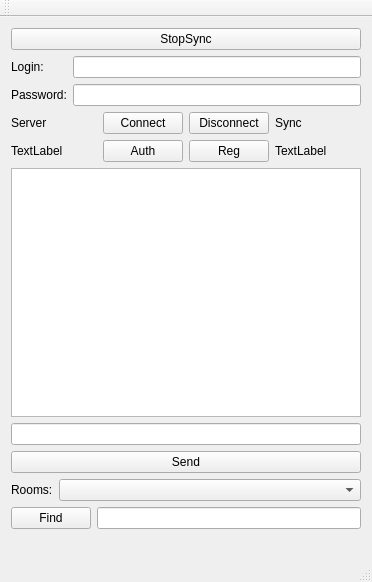
Old version of the form mainwindow.ui in the repository witness449/MyClient.
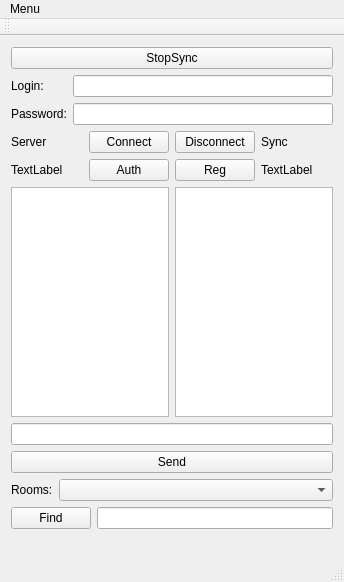
New version of the form.

The edit to the form file:
```diff
--- a/mainwindow.ui
+++ b/mainwindow.ui
@@ -6,7 +6,7 @@
    <rect>
     <x>0</x>
     <y>0</y>
-    <width>372</width>
+    <width>344</width>
     <height>582</height>
    </rect>
   </property>
@@ -143,7 +143,14 @@
      </layout>
     </item>
     <item>
-     <widget class="QTextBrowser" name="chatBrowser"/>
+     <layout class="QHBoxLayout" name="horizontalLayout">
+      <item>
+       <widget class="QTextBrowser" name="chatBrowser"/>
+      </item>
+      <item>
+       <widget class="QTableView" name="tableView"/>
+      </item>
+     </layout>
     </item>
     <item>
      <widget class="QLineEdit" name="messageEdit"/>
@@ -219,10 +226,17 @@
     <rect>
      <x>0</x>
      <y>0</y>
-     <width>372</width>
+     <width>344</width>
      <height>21</height>
     </rect>
    </property>
+   <widget class="QMenu" name="menuExit">
+    <property name="title">
+     <string>Menu</string>
+    </property>
+    <addaction name="actionExit_2"/>
+   </widget>
+   <addaction name="menuExit"/>
   </widget>
   <widget class="QToolBar" name="mainToolBar">
    <attribute name="toolBarArea">
```
Left out of the diff: 10 changed lines with no effect on the pictures.
